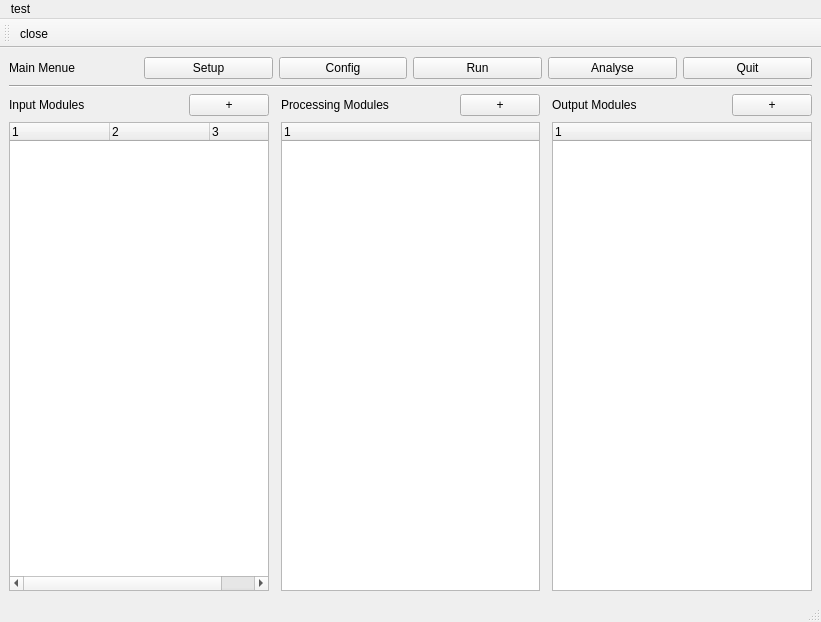
This is gui/dropgui.ui in RafiKueng/dropContactAngleMeasurement as Qt 5 draws it before an edit. The edited form follows.
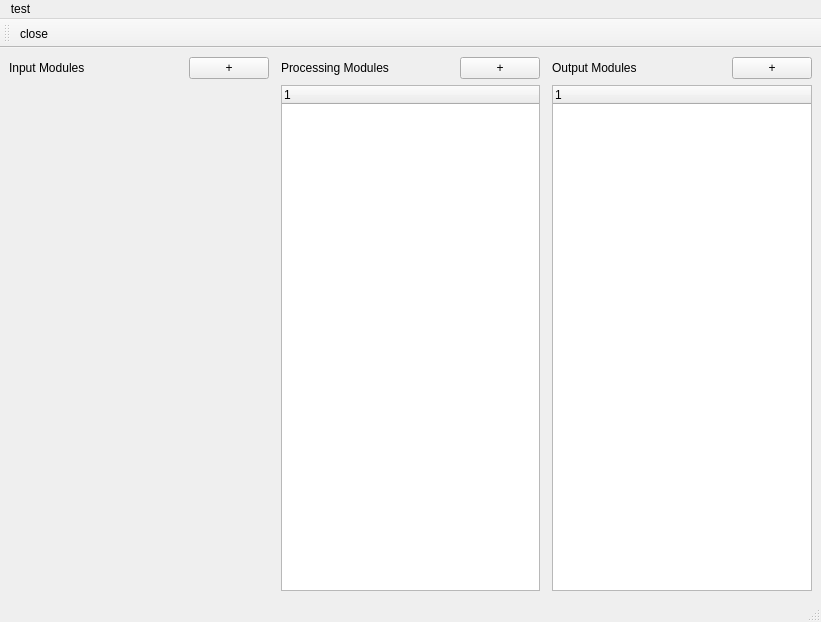
This is the edited form.

The edit to the form file:
```diff
--- a/gui/dropgui.ui
+++ b/gui/dropgui.ui
@@ -23,85 +23,10 @@
       <property name="sizeConstraint">
        <enum>QLayout::SetMinimumSize</enum>
       </property>
-      <item>
-       <layout class="QHBoxLayout" name="horizontalLayout_2">
-        <item>
-         <widget class="QLabel" name="label_2">
-          <property name="text">
-           <string>Main Menue</string>
-          </property>
-         </widget>
-        </item>
-        <item>
-         <widget class="QPushButton" name="pushButton_4">
-          <property name="text">
-           <string>Setup</string>
-          </property>
-         </widget>
-        </item>
-        <item>
-         <widget class="QPushButton" name="pushButton_7">
-          <property name="text">
-           <string>Config</string>
-          </property>
-         </widget>
-        </item>
-        <item>
-         <widget class="QPushButton" name="pushButton_6">
-          <property name="text">
-           <string>Run</string>
-          </property>
-         </widget>
-        </item>
-        <item>
-         <widget class="QPushButton" name="pushButton_5">
-          <property name="text">
-           <string>Analyse</string>
-          </property>
-         </widget>
-        </item>
-        <item>
-         <widget class="QPushButton" name="pushButton">
-          <property name="text">
-           <string>Quit</string>
-          </property>
-         </widget>
-        </item>
-       </layout>
-      </item>
-      <item>
-       <widget class="Line" name="line">
-        <property name="orientation">
-         <enum>Qt::Horizontal</enum>
-        </property>
-       </widget>
-      </item>
       <item>
        <layout class="QHBoxLayout" name="horizontalLayout">
         <item>
          <layout class="QGridLayout" name="gridLayout_2">
-          <item row="1" column="0" colspan="3">
-           <widget class="QTreeWidget" name="treeInput">
-            <property name="columnCount">
-             <number>3</number>
-            </property>
-            <column>
-             <property name="text">
-              <string notr="true">1</string>
-             </property>
-            </column>
-            <column>
-             <property name="text">
-              <string notr="true">2</string>
-             </property>
-            </column>
-            <column>
-             <property name="text">
-              <string notr="true">3</string>
-             </property>
-            </column>
-           </widget>
-          </item>
           <item row="0" column="2">
            <widget class="QPushButton" name="pushButton_3">
             <property name="text">
@@ -109,13 +34,6 @@
             </property>
            </widget>
           </item>
-          <item row="0" column="0">
-           <widget class="QLabel" name="label">
-            <property name="text">
-             <string>Input Modules</string>
-            </property>
-           </widget>
-          </item>
           <item row="0" column="1">
            <spacer name="horizontalSpacer">
             <property name="orientation">
@@ -129,6 +47,30 @@
             </property>
            </spacer>
           </item>
+          <item row="1" column="0" colspan="3">
+           <layout class="QVBoxLayout" name="vlayoutInput">
+            <item>
+             <spacer name="verticalSpacer">
+              <property name="orientation">
+               <enum>Qt::Vertical</enum>
+              </property>
+              <property name="sizeHint" stdset="0">
+               <size>
+                <width>20</width>
+                <height>40</height>
+               </size>
+              </property>
+             </spacer>
+            </item>
+           </layout>
+          </item>
+          <item row="0" column="0">
+           <widget class="QLabel" name="label">
+            <property name="text">
+             <string>Input Modules</string>
+            </property>
+           </widget>
+          </item>
          </layout>
         </item>
         <item>
```
